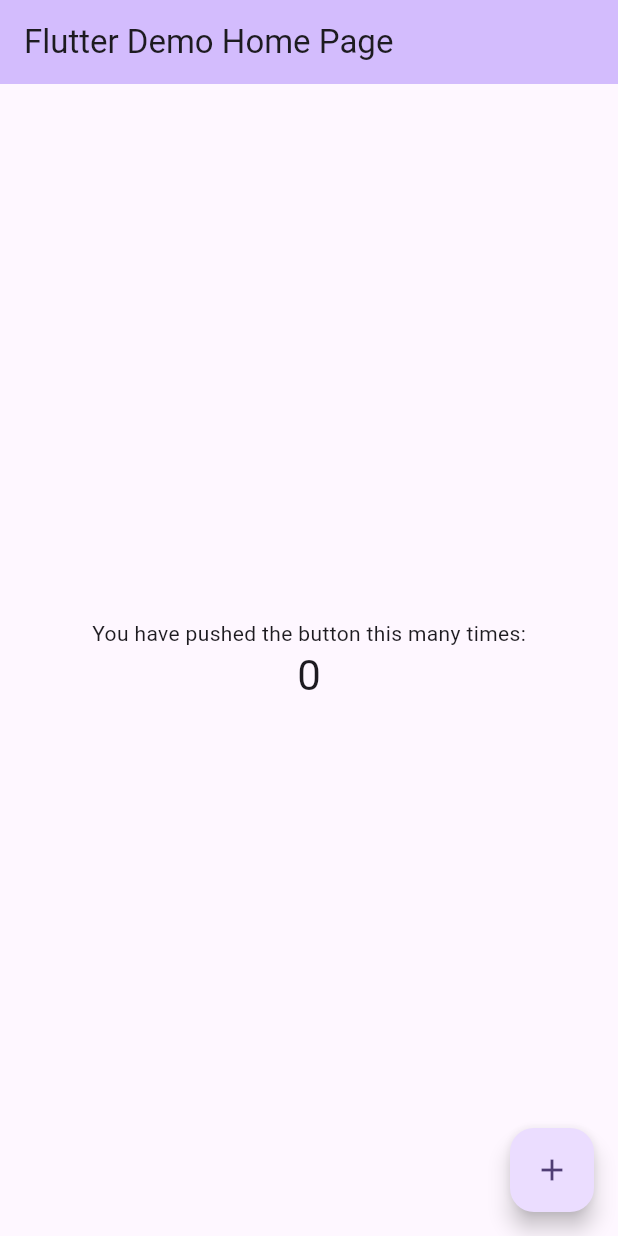
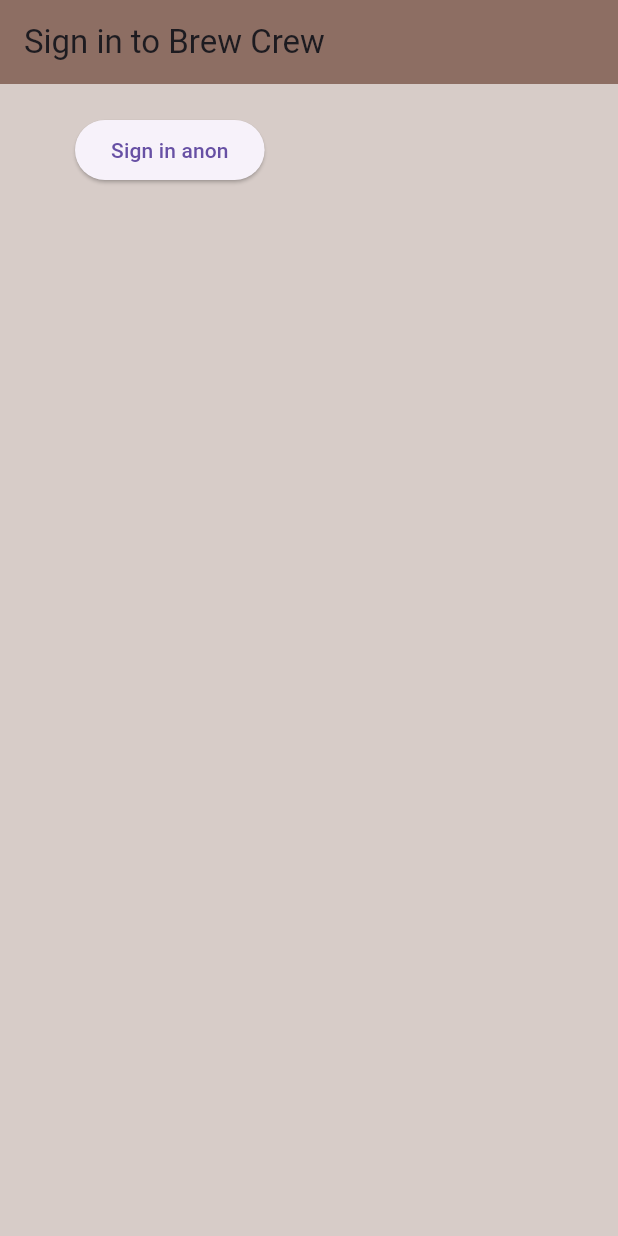
Before and after one commit to yafizh/learning-flutter-firebase, a Flutter app: the screen it shows after launch, on a phone screen of 412 x 824 dp. Run offline on Flutter 3.47's test engine with Material 3 defaults, Android fonts, the phone set to English and light mode, and no system bars.

Commit message:
basic app structure

```diff
--- a/lib/main.dart
+++ b/lib/main.dart
@@ -1,6 +1,7 @@
+import 'package:brew_crew/screens/wrapper.dart';
 import 'package:flutter/material.dart';
 
-void main() {
+void main() async {
   runApp(const MyApp());
 }
 
@@ -11,115 +12,7 @@ class MyApp extends StatelessWidget {
   @override
   Widget build(BuildContext context) {
     return MaterialApp(
-      title: 'Flutter Demo',
-      theme: ThemeData(
-        // This is the theme of your application.
-        //
-        // TRY THIS: Try running your application with "flutter run". You'll see
-        // the application has a purple toolbar. Then, without quitting the app,
-        // try changing the seedColor in the colorScheme below to Colors.green
-        // and then invoke "hot reload" (save your changes or press the "hot
-        // reload" button in a Flutter-supported IDE, or press "r" if you used
-        // the command line to start the app).
-        //
-        // Notice that the counter didn't reset back to zero; the application
-        // state is not lost during the reload. To reset the state, use hot
-        // restart instead.
-        //
-        // This works for code too, not just values: Most code changes can be
-        // tested with just a hot reload.
-        colorScheme: ColorScheme.fromSeed(seedColor: Colors.deepPurple),
-        useMaterial3: true,
-      ),
-      home: const MyHomePage(title: 'Flutter Demo Home Page'),
+      home: Wrapper(),
     );
   }
 }
-
-class MyHomePage extends StatefulWidget {
-  const MyHomePage({super.key, required this.title});
-
-  // This widget is the home page of your application. It is stateful, meaning
-  // that it has a State object (defined below) that contains fields that affect
-  // how it looks.
-
-  // This class is the configuration for the state. It holds the values (in this
-  // case the title) provided by the parent (in this case the App widget) and
-  // used by the build method of the State. Fields in a Widget subclass are
-  // always marked "final".
-
-  final String title;
-
-  @override
-  State<MyHomePage> createState() => _MyHomePageState();
-}
-
-class _MyHomePageState extends State<MyHomePage> {
-  int _counter = 0;
-
-  void _incrementCounter() {
-    setState(() {
-      // This call to setState tells the Flutter framework that something has
-      // changed in this State, which causes it to rerun the build method below
-      // so that the display can reflect the updated values. If we changed
-      // _counter without calling setState(), then the build method would not be
-      // called again, and so nothing would appear to happen.
-      _counter++;
-    });
-  }
-
-  @override
-  Widget build(BuildContext context) {
-    // This method is rerun every time setState is called, for instance as done
-    // by the _incrementCounter method above.
-    //
-    // The Flutter framework has been optimized to make rerunning build methods
-    // fast, so that you can just rebuild anything that needs updating rather
-    // than having to individually change instances of widgets.
-    return Scaffold(
-      appBar: AppBar(
-        // TRY THIS: Try changing the color here to a specific color (to
-        // Colors.amber, perhaps?) and trigger a hot reload to see the AppBar
-        // change color while the other colors stay the same.
-        backgroundColor: Theme.of(context).colorScheme.inversePrimary,
-        // Here we take the value from the MyHomePage object that was created by
-        // the App.build method, and use it to set our appbar title.
-        title: Text(widget.title),
-      ),
-      body: Center(
-        // Center is a layout widget. It takes a single child and positions it
-        // in the middle of the parent.
-        child: Column(
-          // Column is also a layout widget. It takes a list of children and
-          // arranges them vertically. By default, it sizes itself to fit its
-          // children horizontally, and tries to be as tall as its parent.
-          //
-          // Column has various properties to control how it sizes itself and
-          // how it positions its children. Here we use mainAxisAlignment to
-          // center the children vertically; the main axis here is the vertical
-          // axis because Columns are vertical (the cross axis would be
-          // horizontal).
-          //
-          // TRY THIS: Invoke "debug painting" (choose the "Toggle Debug Paint"
-          // action in the IDE, or press "p" in the console), to see the
-          // wireframe for each widget.
-          mainAxisAlignment: MainAxisAlignment.center,
-          children: <Widget>[
-            const Text(
-              'You have pushed the button this many times:',
-            ),
-            Text(
-              '$_counter',
-              style: Theme.of(context).textTheme.headlineMedium,
-            ),
-          ],
-        ),
-      ),
-      floatingActionButton: FloatingActionButton(
-        onPressed: _incrementCounter,
-        tooltip: 'Increment',
-        child: const Icon(Icons.add),
-      ), // This trailing comma makes auto-formatting nicer for build methods.
-    );
-  }
-}
--- /dev/null
+++ b/lib/screens/authenticate/authenticate.dart
@@ -0,0 +1,18 @@
+import 'package:brew_crew/screens/authenticate/sign_in.dart';
+import 'package:flutter/material.dart';
+
+class Authenticate extends StatefulWidget {
+  const Authenticate({super.key});
+
+  @override
+  State<Authenticate> createState() => _AuthenticateState();
+}
+
+class _AuthenticateState extends State<Authenticate> {
+  @override
+  Widget build(BuildContext context) {
+    return Container(
+      child: SignIn(),
+    );
+  }
+}
--- /dev/null
+++ b/lib/screens/authenticate/sign_in.dart
@@ -0,0 +1,30 @@
+import 'package:flutter/material.dart';
+
+class SignIn extends StatefulWidget {
+  const SignIn({super.key});
+
+  @override
+  State<SignIn> createState() => _SignInState();
+}
+
+class _SignInState extends State<SignIn> {
+
+  @override
+  Widget build(BuildContext context) {
+    return Scaffold(
+      backgroundColor: Colors.brown[100],
+      appBar: AppBar(
+        backgroundColor: Colors.brown[400],
+        elevation: 0.0,
+        title: Text('Sign in to Brew Crew'),
+      ),
+      body: Container(
+        padding: EdgeInsets.symmetric(vertical: 20.0, horizontal: 50.0),
+        child: ElevatedButton(
+          child: Text('Sign in anon'),
+          onPressed: () async {},
+        ),
+      ),
+    );
+  }
+}
--- /dev/null
+++ b/lib/screens/home/home.dart
@@ -0,0 +1,12 @@
+import 'package:flutter/material.dart';
+
+class Home extends StatelessWidget {
+  const Home({super.key});
+
+  @override
+  Widget build(BuildContext context) {
+    return const Placeholder(
+      child: Text('home'),
+    );
+  }
+}
--- /dev/null
+++ b/lib/screens/wrapper.dart
@@ -0,0 +1,12 @@
+import 'package:brew_crew/screens/authenticate/authenticate.dart';
+import 'package:brew_crew/screens/home/home.dart';
+import 'package:flutter/material.dart';
+
+class Wrapper extends StatelessWidget {
+  const Wrapper({super.key});
+
+  @override
+  Widget build(BuildContext context) {
+    return const Authenticate();
+  }
+}
```
